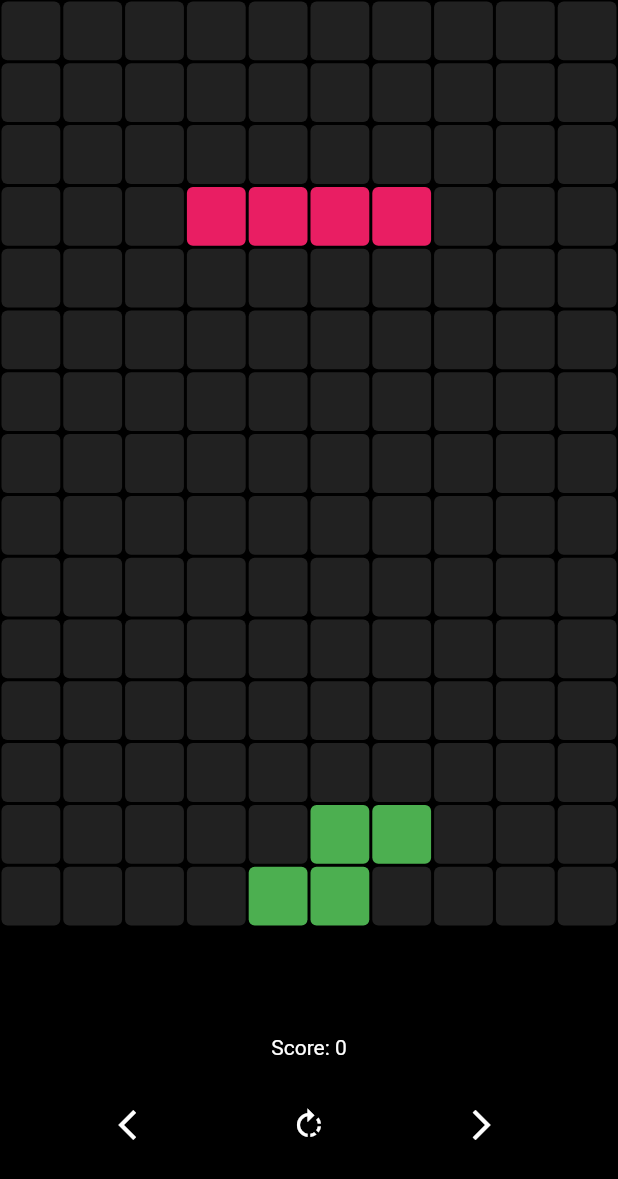
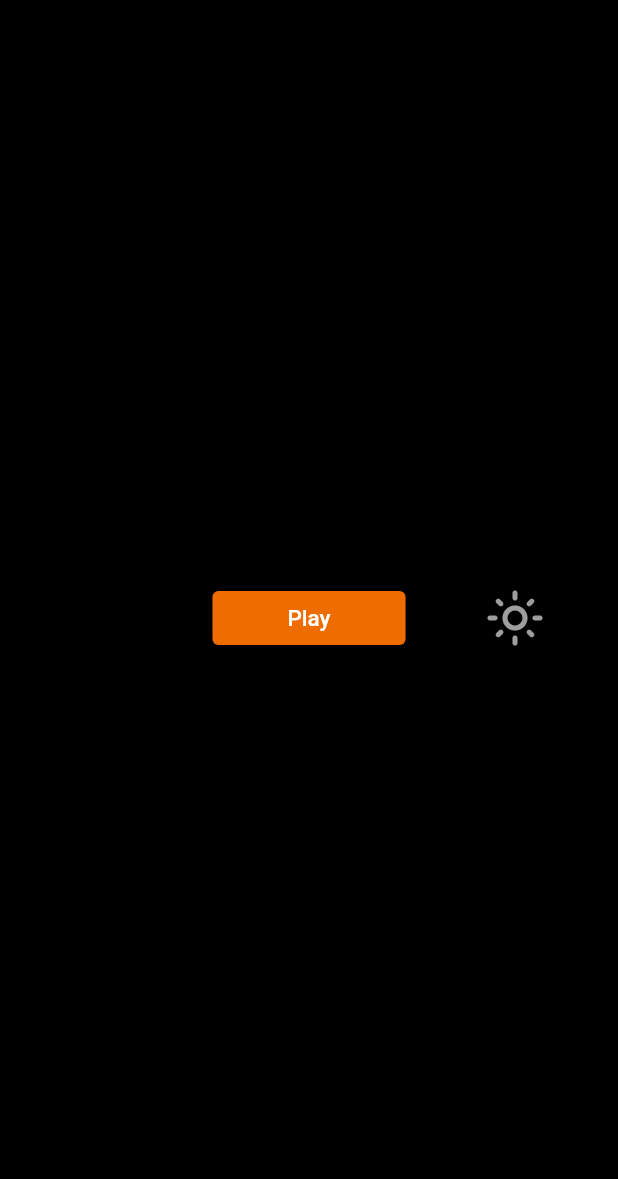
Before and after one commit to okerdem/tetris_app, a Flutter app: the screen it shows after launch, on a phone screen of 412 x 824 dp. Shown: the top 1179 px of the screen. Run offline on Flutter 3.47's test engine with Material 2 defaults, Android fonts, the light colour scheme and no system bars.

Commit message:
feat: add menu page, play button and menu button
Game now starts with menu page. Players can navigate to Gameboard page with added play button and to return to menu page, players can use the menu button at the buttom of the Gameboard page.

```diff
--- a/lib/main.dart
+++ b/lib/main.dart
@@ -1,5 +1,5 @@
 import 'package:flutter/material.dart';
-import 'board.dart';
+import 'package:flutter_tetris_app/menu.dart';
 
 void main() {
   runApp(const MyApp());
@@ -12,7 +12,7 @@ class MyApp extends StatelessWidget {
   Widget build(BuildContext context) {
     return const MaterialApp(
       debugShowCheckedModeBanner: false,
-      home: GameBoard(),
+      home: Menu(),
     );
   }
 }
--- /dev/null
+++ b/lib/menu.dart
@@ -0,0 +1,63 @@
+import 'package:flutter/material.dart';
+import 'package:flutter_tetris_app/board.dart';
+
+class Menu extends StatelessWidget {
+  const Menu({super.key});
+
+  @override
+  Widget build(BuildContext context) {
+    return Scaffold(
+      backgroundColor: Colors.black,
+      body: Center(
+        child: Row(
+          children: [
+            const Spacer(),
+            Expanded(
+              child: Center(
+                child: ElevatedButton(
+                  onPressed: () {
+                    Navigator.push(
+                      context,
+                      MaterialPageRoute(
+                        builder: (context) {
+                          return const GameBoard();
+                        },
+                      ),
+                    );
+                  },
+                  style: ElevatedButton.styleFrom(
+                    padding: const EdgeInsets.only(left: 50.0, right: 50.0),
+                    backgroundColor: Colors.orange[800],
+                  ),
+                  child: const Text(
+                    "Play",
+                    style: TextStyle(
+                      fontSize: 15.0,
+                    ),
+                  ),
+                ),
+              ),
+            ),
+            Expanded(
+              child: IconButton(
+                onPressed: () {
+                  Navigator.push(
+                    context,
+                    MaterialPageRoute(
+                      builder: (context) {
+                        return const GameBoard();
+                      },
+                    ),
+                  );
+                },
+                color: Colors.grey,
+                iconSize: 40,
+                icon: Icon(Icons.light_mode_outlined),
+              ),
+            )
+          ],
+        ),
+      ),
+    );
+  }
+}
```
Also changed, not shown: lib/board.dart (+15 -3 lines).
